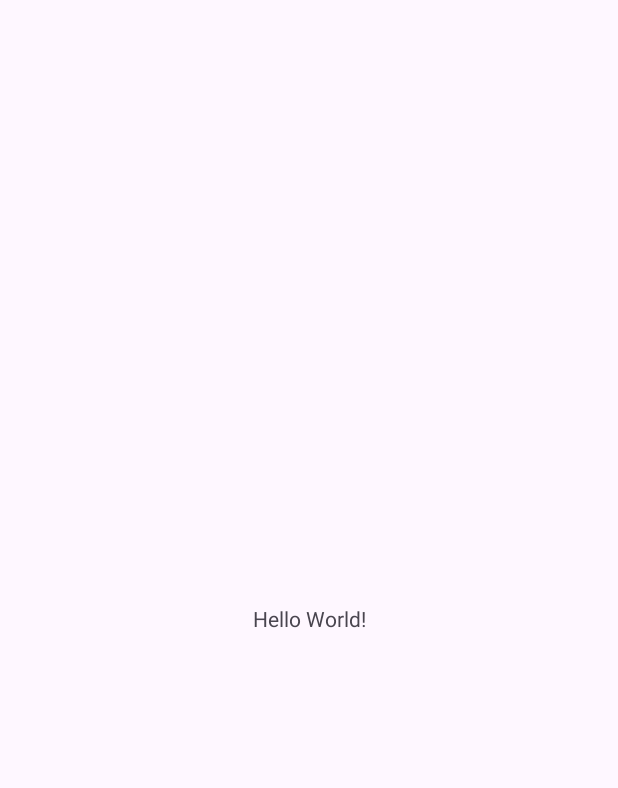
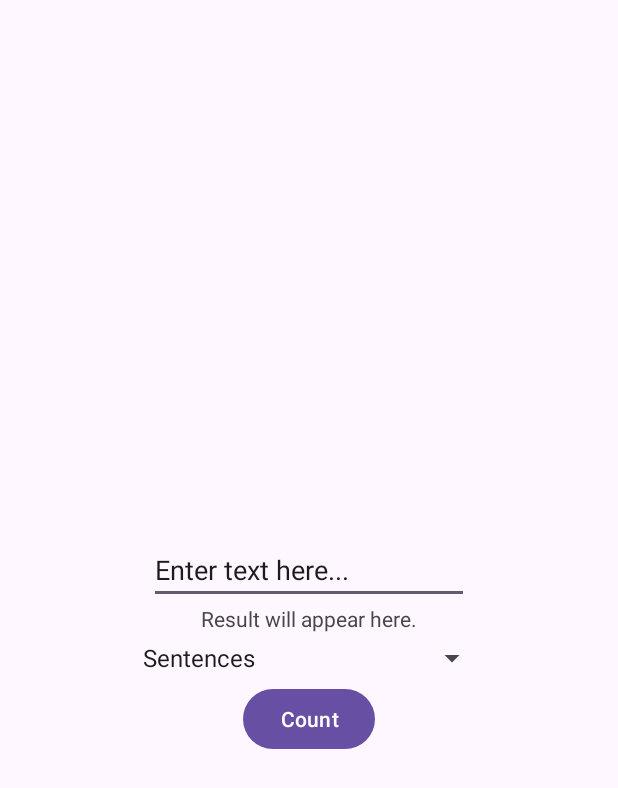
Before and after one commit to GhdoB/Lab2, an Android app: the screen it shows after launch (MainActivity), on a phone screen of 412 x 824 dp. Before the commit the part shown is almost empty. Shown: the top 788 px of the screen. Run offline under Robolectric (Android 15) with nearby library versions, the phone set to English and light mode, and no system bars.

Commit message:
UI setup

```diff
--- a/app/src/main/java/com/example/lab2/MainActivity.java
+++ b/app/src/main/java/com/example/lab2/MainActivity.java
@@ -1,6 +1,8 @@
 package com.example.lab2;
 
 import android.os.Bundle;
+import android.widget.ArrayAdapter;
+import android.widget.Spinner;
 
 import androidx.activity.EdgeToEdge;
 import androidx.appcompat.app.AppCompatActivity;
@@ -15,6 +17,16 @@ public class MainActivity extends AppCompatActivity {
         super.onCreate(savedInstanceState);
         EdgeToEdge.enable(this);
         setContentView(R.layout.activity_main);
+
+        Spinner spinnerUserOptions = (Spinner) findViewById(R.id.spinnerUserOptions);
+        ArrayAdapter<CharSequence> adapter = ArrayAdapter.createFromResource(
+                this,
+                R.array.spinner_content,
+                android.R.layout.simple_spinner_item
+        );
+        adapter.setDropDownViewResource(android.R.layout.simple_spinner_dropdown_item);
+        spinnerUserOptions.setAdapter(adapter);
+
         ViewCompat.setOnApplyWindowInsetsListener(findViewById(R.id.main), (v, insets) -> {
             Insets systemBars = insets.getInsets(WindowInsetsCompat.Type.systemBars());
             v.setPadding(systemBars.left, systemBars.top, systemBars.right, systemBars.bottom);
--- a/app/src/main/res/layout/activity_main.xml
+++ b/app/src/main/res/layout/activity_main.xml
@@ -8,12 +8,41 @@
     tools:context=".MainActivity">
 
     <TextView
+        android:id="@+id/tvRezults"
         android:layout_width="wrap_content"
         android:layout_height="wrap_content"
-        android:text="Hello World!"
+        android:text="@string/result_default"
         app:layout_constraintBottom_toBottomOf="parent"
         app:layout_constraintEnd_toEndOf="parent"
         app:layout_constraintStart_toStartOf="parent"
         app:layout_constraintTop_toTopOf="parent" />
 
+    <EditText
+        android:id="@+id/edtextUserInput"
+        android:layout_width="wrap_content"
+        android:layout_height="wrap_content"
+        android:ems="10"
+        android:inputType="text"
+        android:text="@string/hint_enter_txt"
+        app:layout_constraintBottom_toTopOf="@+id/tvRezults"
+        app:layout_constraintEnd_toEndOf="parent"
+        app:layout_constraintStart_toStartOf="parent" />
+
+    <Spinner
+        android:id="@+id/spinnerUserOptions"
+        android:layout_width="238dp"
+        android:layout_height="33dp"
+        app:layout_constraintEnd_toEndOf="parent"
+        app:layout_constraintStart_toStartOf="parent"
+        app:layout_constraintTop_toBottomOf="@+id/tvRezults" />
+
+    <Button
+        android:id="@+id/btCount"
+        android:layout_width="wrap_content"
+        android:layout_height="wrap_content"
+        android:text="@string/btn_count"
+        app:layout_constraintEnd_toEndOf="parent"
+        app:layout_constraintStart_toStartOf="parent"
+        app:layout_constraintTop_toBottomOf="@+id/spinnerUserOptions" />
+
 </androidx.constraintlayout.widget.ConstraintLayout>
--- a/app/src/main/res/values/strings.xml
+++ b/app/src/main/res/values/strings.xml
@@ -1,3 +1,13 @@
 <resources>
     <string name="app_name">Lab2</string>
+    <string name="hint_enter_txt">Enter text here...</string>
+    <string name="btn_count">Count</string>
+    <string name="result_default">Result will appear here.</string>
+
+    <string-array name="spinner_content">
+        <item>Sentences</item>
+        <item>Words</item>
+        <item>Punctuation</item>
+        <item>Numbers</item>
+    </string-array>
 </resources>
```
